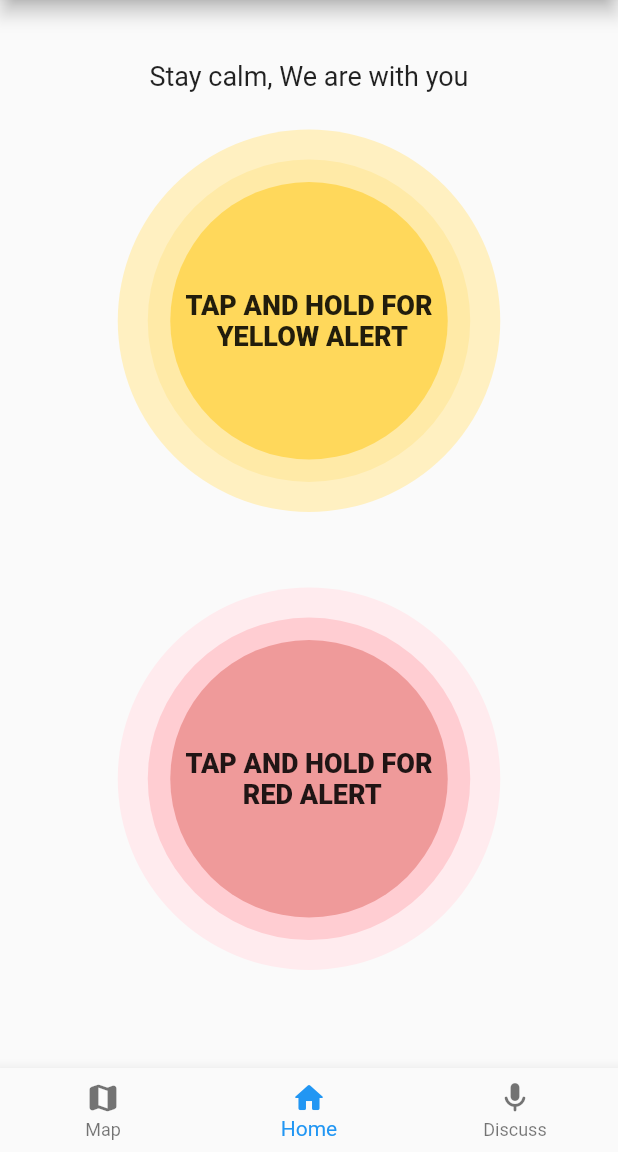
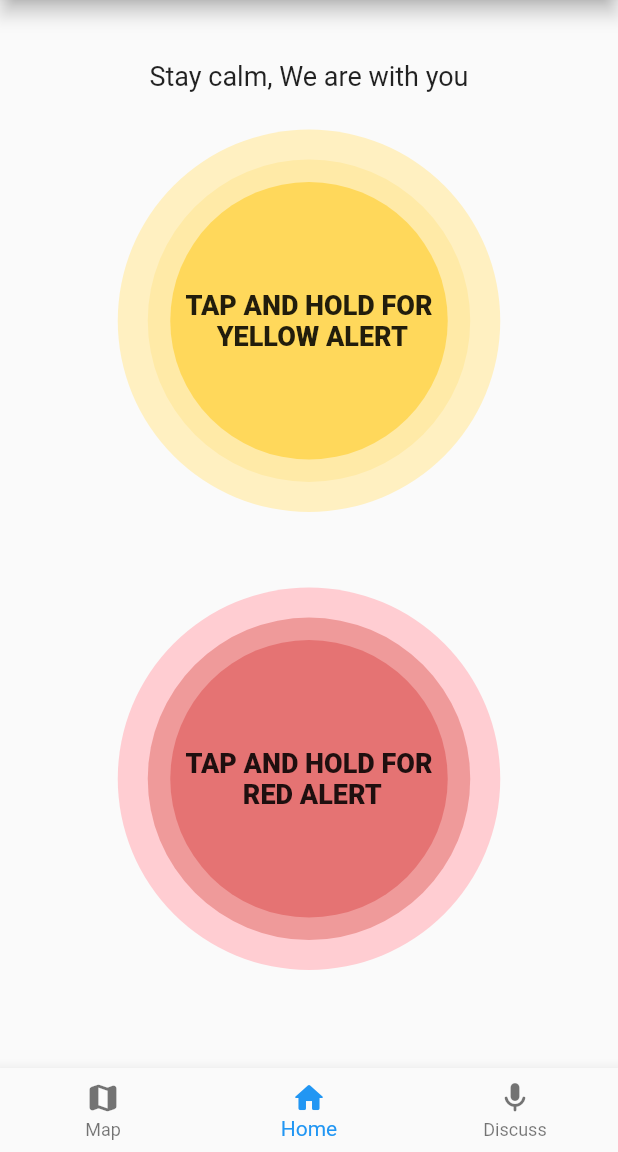
Before and after one commit to psk907/hacktable, a Flutter app: the screen it shows after launch, item 2 of the bottom bar chosen, on a phone screen of 412 x 824 dp, the part 84-1236 px from its top. Run offline on Flutter 3.47's test engine with Material 2 defaults, Android fonts, the phone set to English and light mode, and no system bars; our stand-ins replace dio, flutter_svg, get_it, google_fonts; missing offline and left inert: sms_maintained; Roboto replaces fonts that are missing (Mukta).

Commit message:
SOS red darkened

```diff
--- a/lib/pages/sos/sos_landing.dart
+++ b/lib/pages/sos/sos_landing.dart
@@ -31,9 +31,9 @@ class _SOSLandingPageState extends State<SOSLandingPage> {
           Spacer(flex: 6),
           Animatedbutton(
               text: "TAP AND HOLD FOR \n RED ALERT",
-              buttonColor: Colors.red[200],
-              shadowColor: Colors.red[100],
-              secondaryshadowColor: Colors.red[50]),
+              buttonColor: Colors.red[300],
+              shadowColor: Colors.red[200],
+              secondaryshadowColor: Colors.red[100]),
           Spacer(flex: 5),
         ],
       ),
```
